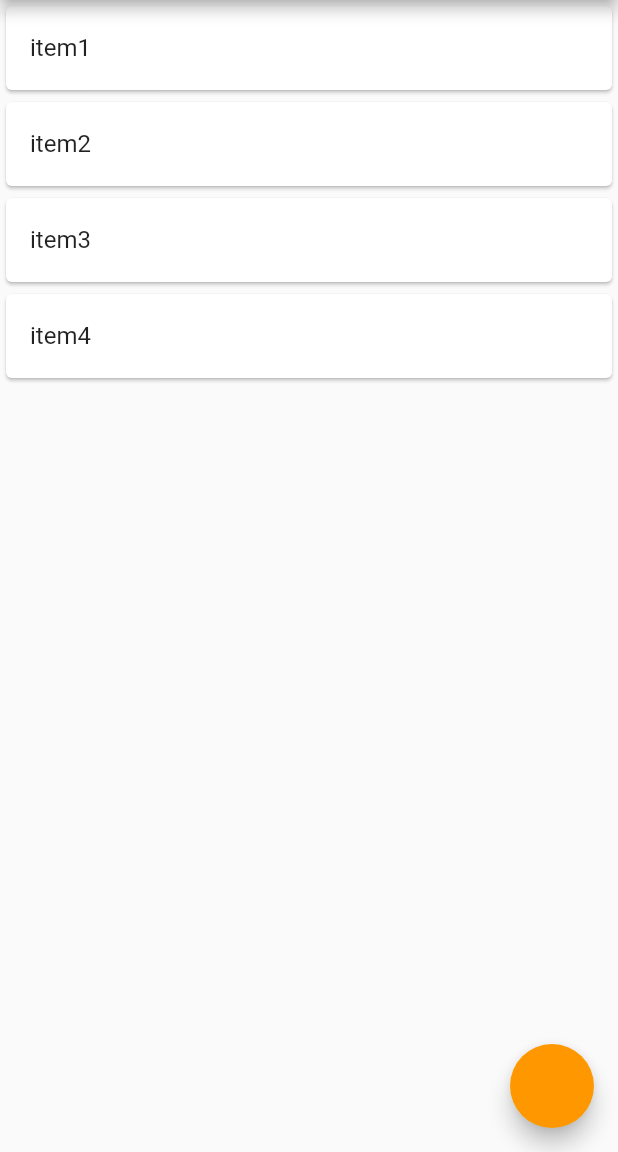
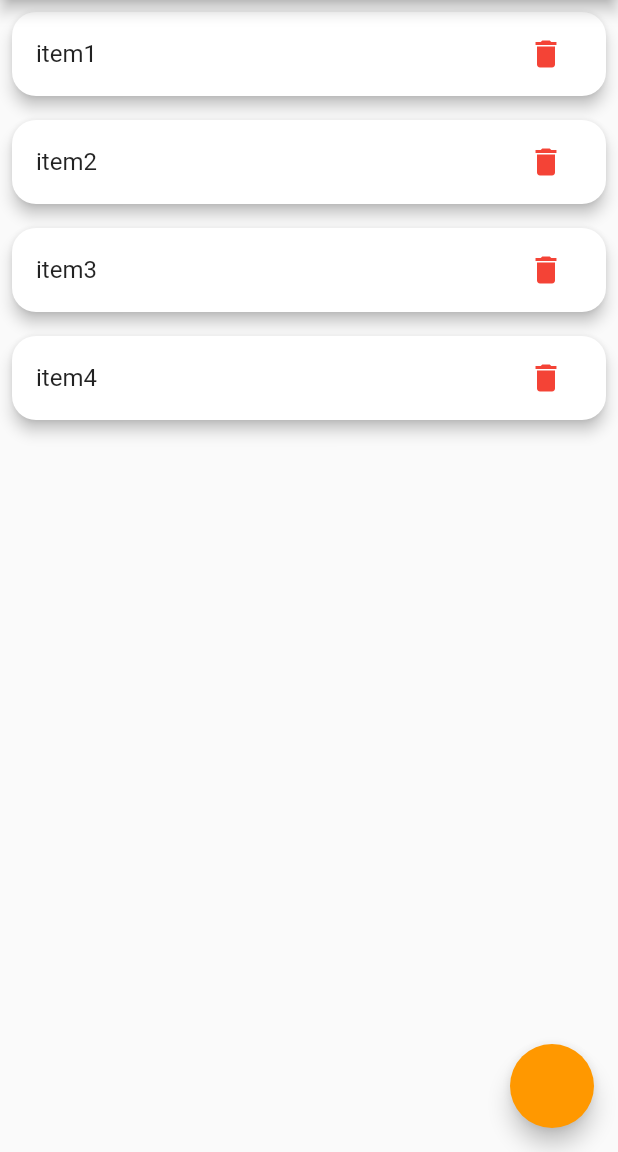
Before and after one commit to SalithaEkanayaka123/Flutter_Projects_With_Cruds, a Flutter app: the screen it shows after launch, on a phone screen of 412 x 824 dp, the part 84-1236 px from its top. Run offline on Flutter 3.47's test engine with Material 2 defaults, Android fonts, the phone set to English and light mode, and no system bars.

Commit message:
Delee function customized

```diff
--- a/lib/main.dart
+++ b/lib/main.dart
@@ -37,6 +37,7 @@ class _MyAppState extends State<MyApp> {
         title: Text("mytodos"),
       ),
       floatingActionButton: FloatingActionButton(
+        splashColor: Colors.black,
         onPressed: () {
           showDialog(
               context: context,
@@ -54,6 +55,7 @@ class _MyAppState extends State<MyApp> {
                           setState(() {
                             todos.add(input);
                           });
+                          Navigator.of(context).pop();
                         },
                         child: Text("Add"))
                   ],
@@ -67,8 +69,24 @@ class _MyAppState extends State<MyApp> {
             return Dismissible(
                 key: Key(todos[index]),
                 child: Card(
+                  elevation: 4,
+                  margin: EdgeInsets.all(8),
+                  shape: RoundedRectangleBorder(
+                    borderRadius: BorderRadius.circular(16),
+                  ),
                   child: ListTile(
                     title: Text(todos[index]),
+                    trailing: IconButton(
+                      icon: Icon(
+                        Icons.delete,
+                        color: Colors.red,
+                      ),
+                      onPressed: () {
+                        setState(() {
+                          todos.removeAt(index);
+                        });
+                      },
+                    ),
                   ),
                 ));
           }),
```
